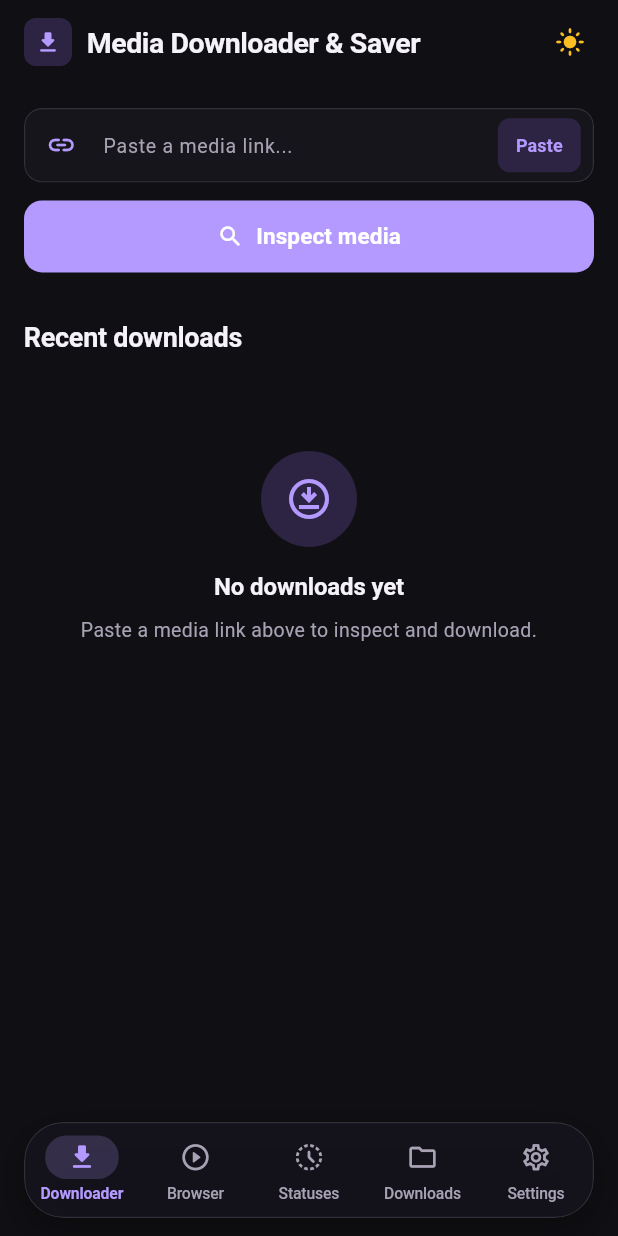
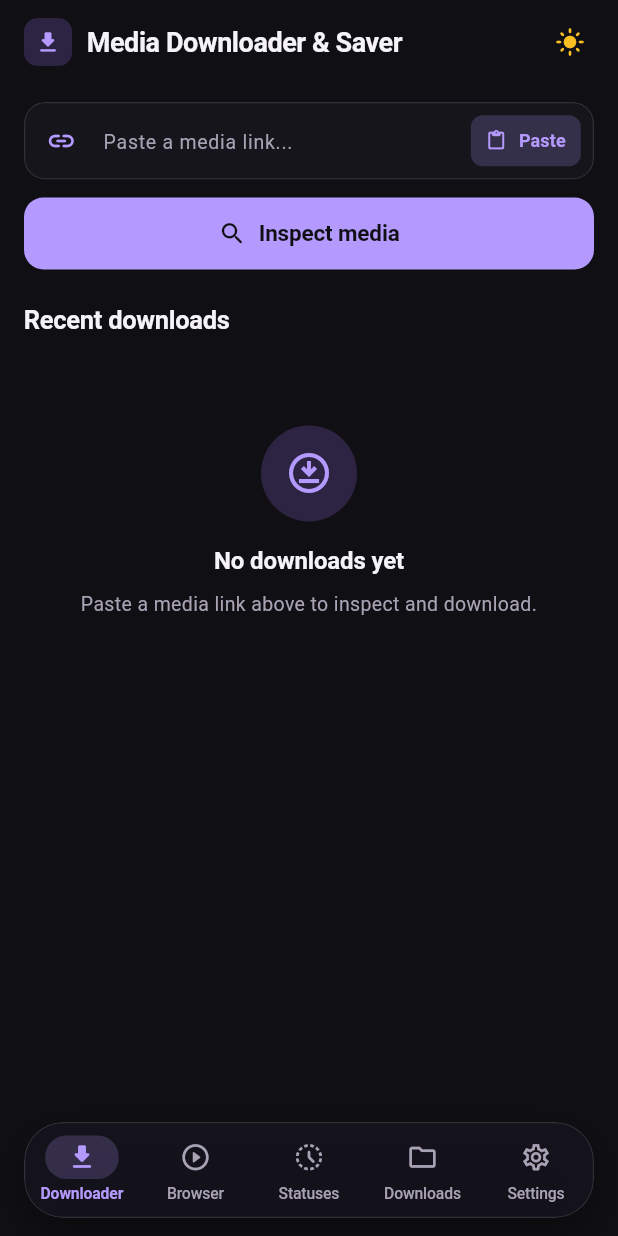
Before and after one commit to kachakaran6/videodownloader, a Flutter app: the screen it shows after launch, on a phone screen of 412 x 824 dp. Run offline on Flutter 3.47's test engine with Material 3 defaults, Android fonts, the phone set to English and light mode, and no system bars; our stand-ins replace cached_network_image, flutter_animate, flutter_riverpod, open_filex, share_plus, shared_preferences and 2 more; missing offline and left inert: youtube_explode_dart.

Commit message:
feat(home): streamline visual hierarchy, single integrated URL input, and compact recent media

```diff
--- a/lib/features/inspect/presentation/home_screen.dart
+++ b/lib/features/inspect/presentation/home_screen.dart
@@ -27,9 +27,7 @@ import '../../../core/compliance/source_policy.dart';
 import '../../../core/theme/app_radii.dart';
 import '../../../core/theme/app_spacing.dart';
 import '../../../core/theme/app_typography.dart';
-import '../../../core/widgets/app_button.dart';
 import '../../../core/widgets/app_empty_state.dart';
-import '../../../core/widgets/app_section_header.dart';
 import '../../../core/widgets/app_bottom_nav_bar.dart';
 import '../../../core/widgets/app_icon_button.dart';
 import '../../../core/theme/liquid_glass_tokens.dart';
@@ -278,6 +276,7 @@ class _HomeScreenState extends ConsumerState<HomeScreen> {
         }
       },
       child: Scaffold(
+        extendBody: true,
         backgroundColor: AppColors.background(context),
         appBar: _currentTab == 1
             ? null
@@ -287,6 +286,7 @@ class _HomeScreenState extends ConsumerState<HomeScreen> {
                 actions: _buildAppBarActions(context, isDark, allCompleted.isNotEmpty),
               ),
         body: SafeArea(
+          bottom: false,
           child: _buildBody(
             context,
             inspectState,
@@ -347,10 +347,11 @@ class _HomeScreenState extends ConsumerState<HomeScreen> {
       mainAxisSize: MainAxisSize.min,
       children: [
         Container(
-          padding: const EdgeInsets.all(7),
+          width: 32,
+          height: 32,
           decoration: BoxDecoration(
             color: AppColors.primaryContainer(context),
-            borderRadius: AppRadii.r8,
+            borderRadius: BorderRadius.circular(9),
           ),
           child: Icon(
             Icons.download_rounded,
@@ -366,7 +367,7 @@ class _HomeScreenState extends ConsumerState<HomeScreen> {
             overflow: TextOverflow.ellipsis,
             style: const TextStyle(
               fontWeight: FontWeight.w700,
-              fontSize: 19,
+              fontSize: 18,
               letterSpacing: -0.3,
             ),
           ),
@@ -437,14 +438,15 @@ class _HomeScreenState extends ConsumerState<HomeScreen> {
     final hasError = _validationError != null || inspectState.errorMessage != null;
 
     return ListView(
-      padding: const EdgeInsets.fromLTRB(16, 16, 16, 100),
+      padding: const EdgeInsets.fromLTRB(16, 12, 16, 110),
       children: [
         // ─── URL Input Field ───────────────────────────────────────────────
         LiquidGlassSurface(
-          borderRadius: AppRadii.r12,
+          borderRadius: BorderRadius.circular(14),
           blurSigma: LiquidGlassTokens.blurStandard,
           surfaceColor: LiquidGlassTokens.surface(context),
           borderColor: hasError ? AppColors.error : LiquidGlassTokens.border(context),
+          borderWidth: hasError ? 1.2 : 0.8,
           child: TextField(
             controller: _urlController,
             focusNode: _focusNode,
@@ -454,7 +456,7 @@ class _HomeScreenState extends ConsumerState<HomeScreen> {
               border: InputBorder.none,
               enabledBorder: InputBorder.none,
               focusedBorder: InputBorder.none,
-              contentPadding: const EdgeInsets.symmetric(horizontal: 14, vertical: 14),
+              contentPadding: const EdgeInsets.symmetric(horizontal: 14, vertical: 15),
               hintText: AppConfig.isPlayStoreBuild
                   ? 'Paste an Instagram or Facebook link...'
                   : 'Paste a media link...',
@@ -476,16 +478,17 @@ class _HomeScreenState extends ConsumerState<HomeScreen> {
                     ),
                   Container(
                     margin: const EdgeInsets.only(right: 8),
-                    child: TextButton(
+                    child: TextButton.icon(
                       style: TextButton.styleFrom(
-                        backgroundColor: AppColors.primaryContainer(context),
+                        backgroundColor: isDark ? const Color(0x33B49AFF) : const Color(0x207045E8),
                         foregroundColor: AppColors.primaryOf(context),
-                        padding: const EdgeInsets.symmetric(horizontal: 12, vertical: 8),
-                        shape: RoundedRectangleBorder(borderRadius: AppRadii.r8),
-                        minimumSize: const Size(0, 36),
+                        padding: const EdgeInsets.symmetric(horizontal: 10, vertical: 6),
+                        shape: RoundedRectangleBorder(borderRadius: BorderRadius.circular(8)),
+                        minimumSize: const Size(0, 34),
+                        tapTargetSize: MaterialTapTargetSize.shrinkWrap,
                       ),
-                      onPressed: _pasteFromClipboard,
-                      child: Text(
+                      icon: Icon(Icons.content_paste_rounded, size: 14, color: AppColors.primaryOf(context)),
+                      label: Text(
                         'Paste',
                         style: TextStyle(
                           fontSize: 12,
@@ -493,6 +496,7 @@ class _HomeScreenState extends ConsumerState<HomeScreen> {
                           color: AppColors.primaryOf(context),
                         ),
                       ),
+                      onPressed: _pasteFromClipboard,
                     ),
                   ),
                 ],
@@ -505,11 +509,13 @@ class _HomeScreenState extends ConsumerState<HomeScreen> {
 
         // Error message
         if (hasError) ...[
-          AppSpacing.gapSm,
-          Row(
+          const SizedBox(height: 6),
+          Padding(
+            padding: const EdgeInsets.symmetric(horizontal: 4),
+            child: Row(
               children: [
-              const Icon(Icons.error_outline_rounded, size: 16, color: AppColors.error),
-              AppSpacing.gapSm,
+                const Icon(Icons.error_outline_rounded, size: 15, color: AppColors.error),
+                const SizedBox(width: 6),
                 Expanded(
                   child: Text(
                     _validationError ?? inspectState.errorMessage ?? '',
@@ -522,33 +528,101 @@ class _HomeScreenState extends ConsumerState<HomeScreen> {
                 ),
               ],
             ).animate().fadeIn(duration: 200.ms),
+          ),
         ],
 
-        AppSpacing.gapMd,
+        const SizedBox(height: 12),
 
         // ─── Inspect Media Action ──────────────────────────────────────────
-        AppButton.primary(
-          label: 'Inspect media',
-          icon: Icons.search_rounded,
-          isLoading: inspectState.isLoading,
-          isFullWidth: true,
+        SizedBox(
+          height: 48,
+          child: ElevatedButton(
+            style: ElevatedButton.styleFrom(
+              backgroundColor: AppColors.primaryOf(context),
+              foregroundColor: isDark ? const Color(0xFF101014) : Colors.white,
+              elevation: 0,
+              shape: RoundedRectangleBorder(borderRadius: BorderRadius.circular(13)),
+              padding: const EdgeInsets.symmetric(horizontal: 20),
+            ),
             onPressed: inspectState.isLoading ? null : _onCheckVideo,
+            child: inspectState.isLoading
+                ? SizedBox(
+                    width: 20,
+                    height: 20,
+                    child: CircularProgressIndicator(
+                      strokeWidth: 2,
+                      valueColor: AlwaysStoppedAnimation<Color>(
+                        isDark ? const Color(0xFF101014) : Colors.white,
+                      ),
+                    ),
+                  )
+                : const Row(
+                    mainAxisAlignment: MainAxisAlignment.center,
+                    children: [
+                      Icon(Icons.search_rounded, size: 19),
+                      SizedBox(width: 8),
+                      Text(
+                        'Inspect media',
+                        style: TextStyle(
+                          fontSize: 15,
+                          fontWeight: FontWeight.w600,
+                          letterSpacing: -0.1,
+                        ),
+                      ),
+                    ],
+                  ),
+          ),
         ),
 
         // ─── Active Download Card ──────────────────────────────────────────
         if (activeDownload.isDownloading && activeDownload.item != null) ...[
-          AppSpacing.gapLg,
+          const SizedBox(height: 18),
           _buildActiveDownloadCard(context, activeDownload),
         ],
 
         // ─── Recent Downloads Section ──────────────────────────────────────
-        AppSpacing.gapXl,
-        AppSectionHeader(
-          title: 'Recent downloads',
-          actionLabel: allCompleted.isNotEmpty ? 'See all' : null,
-          onAction: () => setState(() => _currentTab = 3),
+        const SizedBox(height: 22),
+        Row(
+          mainAxisAlignment: MainAxisAlignment.spaceBetween,
+          children: [
+            Text(
+              'Recent downloads',
+              style: TextStyle(
+                fontSize: 17,
+                fontWeight: FontWeight.w700,
+                letterSpacing: -0.2,
+                color: AppColors.textPrimary(context),
               ),
-        AppSpacing.gapSm,
+            ),
+            if (allCompleted.isNotEmpty)
+              GestureDetector(
+                onTap: () => setState(() => _currentTab = 3),
+                child: Padding(
+                  padding: const EdgeInsets.symmetric(vertical: 4, horizontal: 4),
+                  child: Row(
+                    mainAxisSize: MainAxisSize.min,
+                    children: [
+                      Text(
+                        'See all',
+                        style: TextStyle(
+                          fontSize: 13,
+                          fontWeight: FontWeight.w600,
+                          color: AppColors.primaryOf(context),
+                        ),
+                      ),
+                      const SizedBox(width: 2),
+                      Icon(
+                        Icons.chevron_right_rounded,
+                        size: 16,
+                        color: AppColors.primaryOf(context),
+                      ),
+                    ],
+                  ),
+                ),
+              ),
+          ],
+        ),
+        const SizedBox(height: 10),
 
         if (recentDownloads.isEmpty)
           const AppEmptyState(
@@ -558,14 +632,20 @@ class _HomeScreenState extends ConsumerState<HomeScreen> {
           )
         else
           LiquidGlassCard(
-            padding: const EdgeInsets.symmetric(horizontal: 14, vertical: 4),
+            borderRadius: BorderRadius.circular(16),
+            padding: const EdgeInsets.symmetric(horizontal: 14, vertical: 2),
             child: Column(
               children: recentDownloads.asMap().entries.map((entry) {
                 final i = entry.key;
                 final item = entry.value;
                 return Column(
                   children: [
-                    if (i > 0) Divider(height: 1, thickness: 1, color: LiquidGlassTokens.border(context)),
+                    if (i > 0)
+                      Divider(
+                        height: 1,
+                        thickness: 0.5,
+                        color: LiquidGlassTokens.border(context),
+                      ),
                     _buildSimpleHistoryTile(context, item),
                   ],
                 );
@@ -686,7 +766,7 @@ class _HomeScreenState extends ConsumerState<HomeScreen> {
         ? const Color(0xFF1DB954)
         : (item.isFacebook
             ? const Color(0xFF1877F2)
-            : (item.isInstagram ? AppColors.instagramPink : const Color(0xFFFF0033)));
+            : (item.isInstagram ? AppColors.instagramPink : AppColors.youtubeRed));
     final String platformLabel = item.isSpotify
         ? 'Spotify'
         : (item.isFacebook
@@ -697,16 +777,16 @@ class _HomeScreenState extends ConsumerState<HomeScreen> {
       onTap: () => MediaLauncher.openMedia(context, item.filePath, title: item.title),
       borderRadius: BorderRadius.circular(12),
       child: Padding(
-        padding: const EdgeInsets.symmetric(vertical: 12),
+        padding: const EdgeInsets.symmetric(vertical: 10),
         child: Row(
           crossAxisAlignment: CrossAxisAlignment.center,
           children: [
             // Thumbnail
             ClipRRect(
-              borderRadius: BorderRadius.circular(10),
+              borderRadius: BorderRadius.circular(8),
               child: SizedBox(
-                width: 60,
-                height: 60,
+                width: 52,
+                height: 52,
                 child: item.thumbnailUrl.isNotEmpty
                     ? CachedNetworkImage(
                         imageUrl: item.thumbnailUrl,
@@ -728,42 +808,42 @@ class _HomeScreenState extends ConsumerState<HomeScreen> {
                     maxLines: 2,
                     overflow: TextOverflow.ellipsis,
                     style: TextStyle(
-                      fontSize: 13,
+                      fontSize: 13.5,
                       fontWeight: FontWeight.w600,
-                      height: 1.35,
+                      height: 1.3,
                       color: AppColors.textPrimary(context),
                     ),
                   ),
-                  const SizedBox(height: 5),
+                  const SizedBox(height: 4),
                   Row(
                     children: [
                       Container(
-                        padding: const EdgeInsets.symmetric(horizontal: 6, vertical: 2),
+                        padding: const EdgeInsets.symmetric(horizontal: 5, vertical: 1.5),
                         decoration: BoxDecoration(
                           color: platformColor.withValues(alpha: isDark ? 0.2 : 0.1),
-                          borderRadius: BorderRadius.circular(5),
+                          borderRadius: BorderRadius.circular(4),
                         ),
                         child: Text(
                           platformLabel,
                           style: TextStyle(
-                            fontSize: 10,
+                            fontSize: 9.5,
                             fontWeight: FontWeight.w700,
                             color: platformColor,
                           ),
                         ),
                       ),
                       if (item.durationSeconds > 0 && !isImage) ...[
-                        const SizedBox(width: 8),
+                        const SizedBox(width: 6),
                         Text(
                           Formatters.formatDuration(Duration(seconds: item.durationSeconds)),
                           style: TextStyle(
                             fontSize: 11,
-                            color: AppColors.textMuted(context),
+                            color: AppColors.textSecondary(context),
                           ),
                         ),
                       ],
                       if (item.qualityLabel.isNotEmpty) ...[
-                        const SizedBox(width: 8),
+                        const SizedBox(width: 6),
                         Flexible(
                           child: Text(
                             item.qualityLabel,
@@ -771,7 +851,7 @@ class _HomeScreenState extends ConsumerState<HomeScreen> {
                             overflow: TextOverflow.ellipsis,
                             style: TextStyle(
                               fontSize: 11,
-                              color: AppColors.textMuted(context),
+                              color: AppColors.textSecondary(context),
                             ),
                           ),
                         ),
@@ -786,17 +866,17 @@ class _HomeScreenState extends ConsumerState<HomeScreen> {
             GestureDetector(
               onTap: () => MediaLauncher.openMedia(context, item.filePath, title: item.title),
               child: Container(
-                padding: const EdgeInsets.all(8),
+                padding: const EdgeInsets.all(7),
                 decoration: BoxDecoration(
-                  color: AppColors.primary.withValues(alpha: 0.1),
+                  color: isDark ? const Color(0x26FFFFFF) : const Color(0x167045E8),
                   shape: BoxShape.circle,
                 ),
                 child: Icon(
                   isImage
                       ? Icons.image_rounded
                       : (isAudio ? Icons.music_note_rounded : Icons.play_arrow_rounded),
-                  size: 20,
-                  color: AppColors.primary,
+                  size: 18,
+                  color: AppColors.primaryOf(context),
                 ),
               ),
             ),
```
Lines whose indentation alone changed are shown as unchanged.
